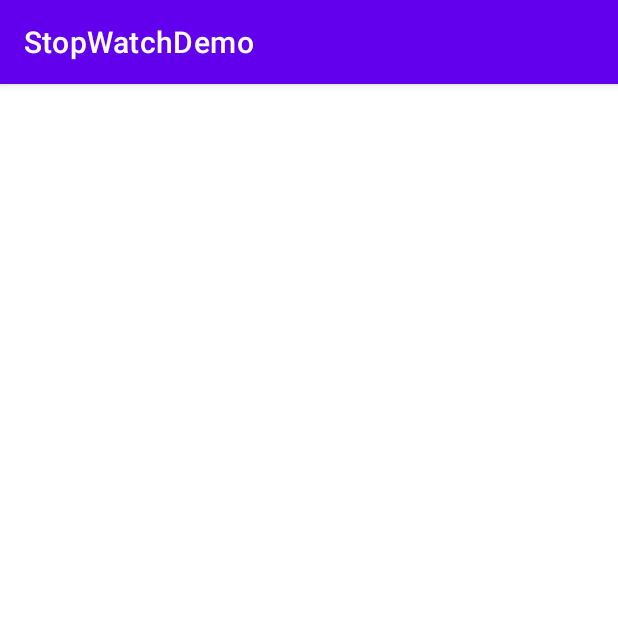
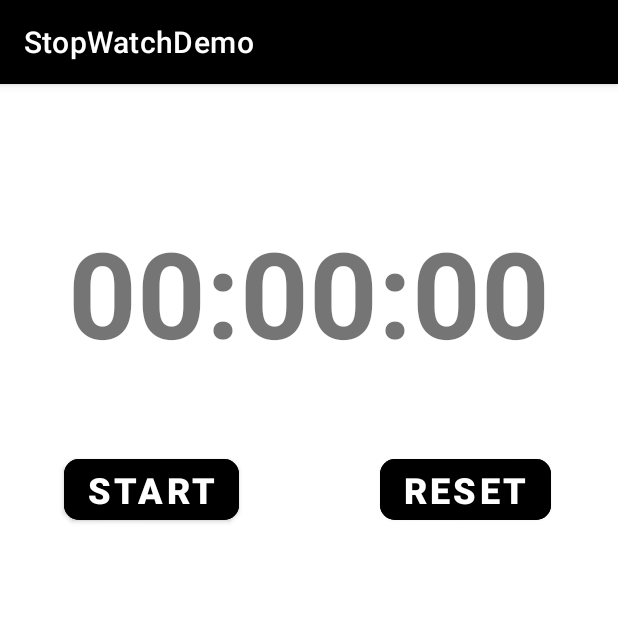
Before and after one commit to thephotogenicbug/StopWatchDemo, an Android app: the screen it shows after launch (MainActivity), on a phone screen of 412 x 824 dp, the top half of it. Run offline under Robolectric (Android 15) with nearby library versions, the phone set to English and light mode, and no system bars.

Commit message:
Build Basic StopWatchUI

```diff
--- a/app/src/main/res/layout/activity_main.xml
+++ b/app/src/main/res/layout/activity_main.xml
@@ -6,6 +6,52 @@
     android:layout_height="match_parent"
     tools:context=".MainActivity">
 
+    <TextView
+        android:id="@+id/tvTime"
+        android:layout_width="wrap_content"
+        android:layout_height="wrap_content"
+        android:text="00:00:00"
+        android:backgroundTint="@color/black"
+        android:textSize="80sp"
+        android:textStyle="bold"
+        app:layout_constraintBottom_toBottomOf="parent"
+        app:layout_constraintEnd_toEndOf="parent"
+        app:layout_constraintStart_toStartOf="parent"
+        app:layout_constraintTop_toTopOf="parent"
+        app:layout_constraintVertical_bias="0.129" />
 
+    <Button
+        android:id="@+id/btnStart"
+        android:layout_width="wrap_content"
+        android:layout_height="wrap_content"
+        android:elevation="20dp"
+        android:text="Start"
+        android:backgroundTint="@color/black"
+        android:textSize="24sp"
+        android:textStyle="bold"
+        app:cornerRadius="10dp"
+        app:layout_constraintBottom_toBottomOf="parent"
+        app:layout_constraintEnd_toEndOf="parent"
+        app:layout_constraintHorizontal_bias="0.145"
+        app:layout_constraintStart_toStartOf="parent"
+        app:layout_constraintTop_toTopOf="parent"
+        app:layout_constraintVertical_bias="0.341" />
+
+    <Button
+        android:id="@+id/btnReset"
+        android:layout_width="wrap_content"
+        android:layout_height="wrap_content"
+        android:backgroundTint="@color/black"
+        android:elevation="20dp"
+        android:text="Reset"
+        android:textSize="24sp"
+        android:textStyle="bold"
+        app:cornerRadius="10dp"
+        app:layout_constraintBottom_toBottomOf="parent"
+        app:layout_constraintEnd_toEndOf="parent"
+        app:layout_constraintHorizontal_bias="0.851"
+        app:layout_constraintStart_toStartOf="parent"
+        app:layout_constraintTop_toTopOf="parent"
+        app:layout_constraintVertical_bias="0.341" />
 
 </androidx.constraintlayout.widget.ConstraintLayout>
--- a/app/src/main/res/values-night/themes.xml
+++ b/app/src/main/res/values-night/themes.xml
@@ -2,8 +2,8 @@
     <!-- Base application theme. -->
     <style name="Theme.StopWatchDemo" parent="Theme.MaterialComponents.DayNight.DarkActionBar">
         <!-- Primary brand color. -->
-        <item name="colorPrimary">@color/purple_200</item>
-        <item name="colorPrimaryVariant">@color/purple_700</item>
+        <item name="colorPrimary">@color/black</item>
+        <item name="colorPrimaryVariant">@color/black</item>
         <item name="colorOnPrimary">@color/black</item>
         <!-- Secondary brand color. -->
         <item name="colorSecondary">@color/teal_200</item>
--- a/app/src/main/res/values/themes.xml
+++ b/app/src/main/res/values/themes.xml
@@ -2,8 +2,8 @@
     <!-- Base application theme. -->
     <style name="Theme.StopWatchDemo" parent="Theme.MaterialComponents.DayNight.DarkActionBar">
         <!-- Primary brand color. -->
-        <item name="colorPrimary">@color/purple_500</item>
-        <item name="colorPrimaryVariant">@color/purple_700</item>
+        <item name="colorPrimary">@color/black</item>
+        <item name="colorPrimaryVariant">@color/black</item>
         <item name="colorOnPrimary">@color/white</item>
         <!-- Secondary brand color. -->
         <item name="colorSecondary">@color/teal_200</item>
```
